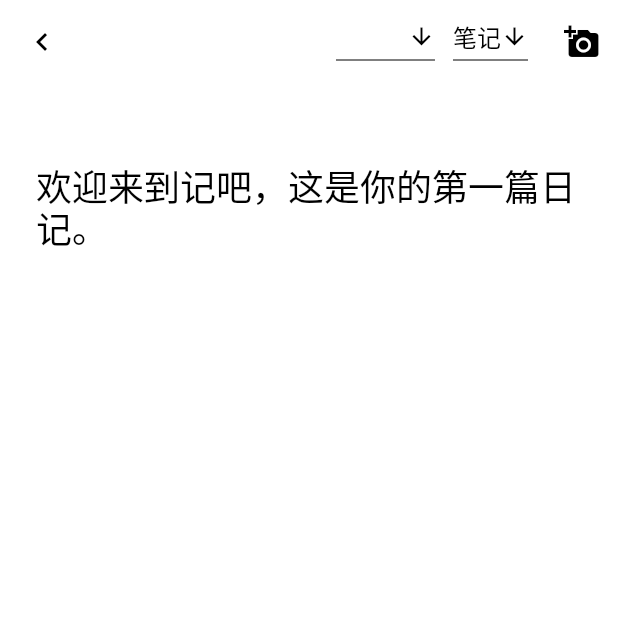
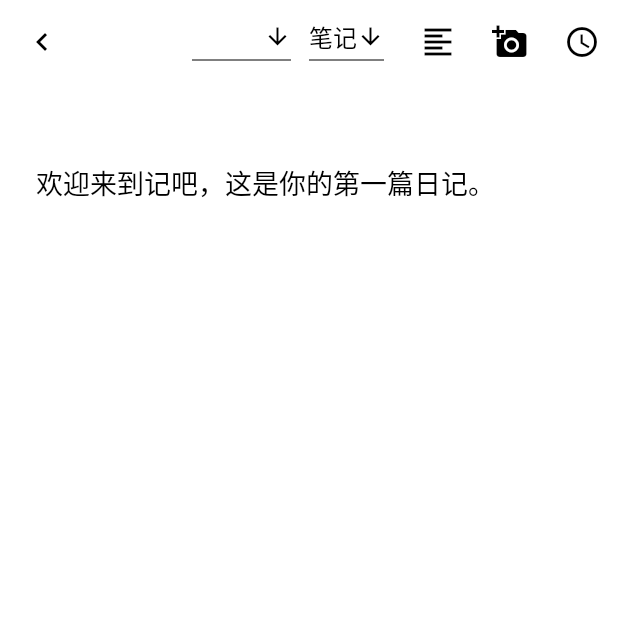
Before and after one commit to Livinglist/Yanji, a Flutter app: the screen it shows after launch, after a tap on the "edit" icon, on a phone screen of 412 x 824 dp, the top half of it. Run offline on Flutter 3.47's test engine with Material 2 defaults, Android fonts, the phone set to English and light mode, and no system bars; our stand-ins replace image_picker, permission_handler, photo_view, rxdart, shared_preferences and 2 more; missing offline and left inert: dart:ffi; accounts and stored records are empty; Roboto replaces fonts that are missing (noto).

Commit message:
Add text align

```diff
--- a/lib/helpers/datetime_helpers.dart
+++ b/lib/helpers/datetime_helpers.dart
@@ -31,7 +31,28 @@ extension DatetimeStringify on DateTime {
       case '9':
         return '九';
       case '0':
-        return '〇';
+        return '零';
+      default:
+        throw Exception("Unmatched month");
+    }
+  }
+
+  String _numToChineseWeekDay(int num) {
+    switch (num) {
+      case 1:
+        return '一';
+      case 2:
+        return '二';
+      case 3:
+        return '三';
+      case 4:
+        return '四';
+      case 5:
+        return '五';
+      case 6:
+        return '六';
+      case 7:
+        return '天';
       default:
         throw Exception("Unmatched month");
     }
@@ -68,17 +89,21 @@ extension DatetimeStringify on DateTime {
     }
   }
 
-  String _dayToChineseString(int num) {
+  String _numToChinese(int num) {
     String str = '';
 
-    if (num > 30) {
-      str = '三十' + _numToChineseString(num.toString()[1]);
-    }
-    if (num > 20) {
-      str = '二十' + _numToChineseString(num.toString()[1]);
-    }
-    if (num > 30) {
-      str = '十' + _numToChineseString(num.toString()[1]);
+    if (num >= 60) {
+      str = '六十' + (num % 10 == 0 ? '' : _numToChineseString(num.toString()[1]));
+    } else if (num >= 50) {
+      str = '五十' + (num % 10 == 0 ? '' : _numToChineseString(num.toString()[1]));
+    } else if (num >= 40) {
+      str = '四十' + (num % 10 == 0 ? '' : _numToChineseString(num.toString()[1]));
+    } else if (num >= 30) {
+      str = '三十' + (num % 10 == 0 ? '' : _numToChineseString(num.toString()[1]));
+    } else if (num >= 20) {
+      str = '二十' + (num % 10 == 0 ? '' : _numToChineseString(num.toString()[1]));
+    } else if (num >= 10) {
+      str = '十' + (num % 10 == 0 ? '' : _numToChineseString(num.toString()[1]));
     } else {
       str = _numToChineseString(num.toString()[0]);
     }
@@ -118,7 +143,33 @@ extension DatetimeStringify on DateTime {
   }
 
   String toDisplayString() {
-    return "${this.yearString} ${this.monthString} ${_dayToChineseString(this.day)}日";
+    return "${this.yearString} ${this.monthString} ${_numToChinese(this.day)}日 周${_numToChineseWeekDay(this.weekday)}";
+  }
+
+  String toChineseTimeString() {
+    int hour = this.hour;
+    int minute = this.minute;
+    String prefix = '';
+
+    if (hour >= 12) {
+      hour = hour - 12;
+
+      if (hour <= 5) {
+        prefix = '下午';
+      } else if (hour <= 12) {
+        prefix = '傍晚';
+      }
+    } else {
+      if (hour < 6) {
+        prefix = '凌晨';
+      } else if (hour <= 11) {
+        prefix = '早晨';
+      } else if (hour <= 12) {
+        prefix = '中午';
+      }
+    }
+
+    return "$prefix${_numToChinese(hour)}時${minute < 10 ? '零' : ''}${_numToChinese(minute)}分";
   }
 
   bool isTheSameDay(DateTime dateTime) {
--- a/lib/models/journal.dart
+++ b/lib/models/journal.dart
@@ -2,6 +2,7 @@ import 'dart:ffi';
 import 'dart:io';
 
 import 'package:path_provider/path_provider.dart';
+import 'package:flutter/material.dart' show TextAlign;
 
 import 'package:jiba/ui/components/journal_overview_card.dart';
 import 'package:jiba/helpers/datetime_helpers.dart';
@@ -14,13 +15,7 @@ const String liu = 'liu';
 const String zhi = 'zhi';
 const String long = 'long';
 
-const Map<String, String> fontNames = {
-  'noto':'笔记',
-  'ma':'飘逸',
-  'liu':'放纵',
-  'zhi':'随性',
-  'long':'得体'
-};
+const Map<String, String> fontNames = {'noto': '笔记', 'ma': '飘逸', 'liu': '放纵', 'zhi': '随性', 'long': '得体'};
 
 class Journal extends Comparable<Journal> {
   ///The id of the journal.
@@ -50,6 +45,8 @@ class Journal extends Comparable<Journal> {
   double longitude;
   double latitude;
 
+  TextAlign textAlign;
+
   ///Whether or not the journal has an image attached.
   bool get hasImage => this.imageBytes == null ? false : true;
 
@@ -68,7 +65,8 @@ class Journal extends Comparable<Journal> {
       this.weatherCode,
       this.longitude,
       this.latitude,
-      this.location})
+      this.location,
+      this.textAlign = TextAlign.left})
       : assert(content != null || imageBytes != null) {
     if (createdDate == null) {
       _createdDate = DateTime.now().toUtc();
@@ -93,7 +91,8 @@ class Journal extends Comparable<Journal> {
         'WeatherCode': this.weatherCode,
         'FontFamily': this.fontFamily,
         'ImageBytes': this.imageBytes,
-        'IsBookmarked':this.isBookmarked?1:0
+        'IsBookmarked': this.isBookmarked ? 1 : 0,
+        'textAlign': this.textAlign.index
       };
 
   Journal.fromMap(Map map) {
@@ -107,6 +106,7 @@ class Journal extends Comparable<Journal> {
     this.fontFamily = map['FontFamily'];
     this.imageBytes = map['ImageBytes'];
     this.isBookmarked = (map['IsBookmarked'] as int) == 1 ? true : false;
+    this.textAlign = (map['TextAlign'] as int) == null ? TextAlign.left : TextAlign.values.elementAt(map['TextAlign'] as int);
   }
 
   @override
--- a/lib/ui/components/journal_overview_card.dart
+++ b/lib/ui/components/journal_overview_card.dart
@@ -77,7 +77,8 @@ class _JournalOverviewCardState extends State<JournalOverviewCard> with SingleTi
                 child: Text(
                   widget.journal.content ?? '',
                   maxLines: maxLines,
-                  style: TextStyle(fontSize: 18, fontFamily: widget.journal.fontFamily, fontWeight: FontWeight.normal),
+                  style: TextStyle(
+                      fontSize: widget.journal.fontFamily == noto ? 18 : 24, fontFamily: widget.journal.fontFamily, fontWeight: FontWeight.normal),textAlign: widget.journal.textAlign,
                 ),
               ),
               SizedBox(
@@ -106,7 +107,7 @@ class _JournalOverviewCardState extends State<JournalOverviewCard> with SingleTi
                         alignment: Alignment.bottomRight,
                         child: Text(
                           widget.journal.createdDate.toDisplayString() ?? '11.03.1998',
-                          style: TextStyle(color: Colors.black54, fontSize: 14, fontStyle: FontStyle.italic, fontWeight: FontWeight.normal),
+                          style: TextStyle(color: Colors.black54, fontSize: 14, fontWeight: FontWeight.normal),
                         ),
                       ),
                     )
@@ -216,7 +217,7 @@ class _JournalOverviewCardState extends State<JournalOverviewCard> with SingleTi
                   child: Text(
                     widget.journal.content,
                     maxLines: 4,
-                    style: TextStyle(fontSize: 24, fontFamily: widget.journal.fontFamily, fontWeight: FontWeight.normal),
+                    style: TextStyle(fontSize: widget.journal.fontFamily == noto ? 18 : 24, fontFamily: widget.journal.fontFamily, fontWeight: FontWeight.normal),textAlign: widget.journal.textAlign,
                   ),
                 ),
               ),
--- a/lib/ui/journal_edit_page.dart
+++ b/lib/ui/journal_edit_page.dart
@@ -12,7 +12,7 @@ import 'package:jiba/models/journal.dart';
 import 'package:path_provider/path_provider.dart';
 import 'package:permission_handler/permission_handler.dart';
 
-TextStyle smallTextStyle = TextStyle(color: Colors.black, fontSize: 14, fontStyle: FontStyle.italic, fontWeight: FontWeight.normal);
+TextStyle smallTextStyle = TextStyle(color: Colors.black, fontSize: 14, fontWeight: FontWeight.normal);
 
 class JournalEditPage extends StatefulWidget {
   ///Weather or not there was a early version of today's journal.
@@ -48,6 +48,8 @@ class JournalEditPageState extends State<JournalEditPage> {
   String location, weatherCode = '01d';
 
   String dropdownFontFamilyValue = noto;
+
+  TextAlign textAlign = TextAlign.left;
 
   File imageFile;
 
@@ -163,7 +165,7 @@ class JournalEditPageState extends State<JournalEditPage> {
                                     duration: Duration(milliseconds: 600),
                                     opacity: dateOpacity,
                                     child: Text(DateTime.now().toDisplayString(),
-                                        style: TextStyle(color: fontColor, fontSize: 14, fontStyle: FontStyle.italic, fontWeight: FontWeight.normal)),
+                                        style: TextStyle(color: fontColor, fontSize: 14, fontWeight: FontWeight.normal)),
                                   ),
                                 ],
                               )),
@@ -236,7 +238,17 @@ class JournalEditPageState extends State<JournalEditPage> {
                             SizedBox(
                               width: 12,
                             ),
+                            IconButton(icon: textAlignToIcon(), onPressed: onAlignPressed),
                             IconButton(icon: Icon(Icons.add_a_photo), onPressed: onAddPhotoPressed),
+                            IconButton(
+                                icon: Icon(Icons.access_time),
+                                onPressed: () {
+                                  int pos = textEditingController.selection.start;
+                                  if (pos != -1) {
+                                    String chineseTimeString = DateTime.now().toChineseTimeString();
+                                    textEditingController.text = textEditingController.text.replaceRange(pos, pos, chineseTimeString);
+                                  }
+                                }),
                             //IconButton(icon: Icon(Icons.done), onPressed: onDonePressed),
                           ],
                         ),
@@ -260,6 +272,7 @@ class JournalEditPageState extends State<JournalEditPage> {
                               controller: textEditingController,
                               minLines: 40,
                               maxLines: 50,
+                              textAlign: textAlign,
                               cursorColor: fontColor,
                               decoration: InputDecoration(
                                 focusColor: Colors.transparent,
@@ -272,7 +285,8 @@ class JournalEditPageState extends State<JournalEditPage> {
                                   borderSide: BorderSide.none,
                                 ),
                               ),
-                              style: TextStyle(fontSize: 24, fontFamily: dropdownFontFamilyValue, color: fontColor),
+                              style: TextStyle(
+                                  fontSize: dropdownFontFamilyValue == noto ? 18 : 24, fontFamily: dropdownFontFamilyValue, color: fontColor),
                             ),
                           )
                         ],
@@ -367,7 +381,8 @@ class JournalEditPageState extends State<JournalEditPage> {
           location: tempJournal.location,
           longitude: tempJournal.longitude,
           latitude: tempJournal.latitude,
-          imageBytes: imageBytes));
+          imageBytes: imageBytes,
+          textAlign: textAlign));
     } else {
       if (!(imageBytes == null && textEditingController.text.isEmpty)) {
         journalBloc.addJournal(Journal(
@@ -379,7 +394,8 @@ class JournalEditPageState extends State<JournalEditPage> {
             location: location,
             longitude: longitude,
             latitude: latitude,
-            imageBytes: imageBytes));
+            imageBytes: imageBytes,
+            textAlign: textAlign));
       }
     }
   }
@@ -401,6 +417,7 @@ class JournalEditPageState extends State<JournalEditPage> {
           imageFile = temp;
           this.imageBytes = bytes;
           photoAttached = true;
+          textAlign = tempJournal.textAlign;
         });
       });
     } else {
@@ -411,6 +428,7 @@ class JournalEditPageState extends State<JournalEditPage> {
         location = tempJournal.location;
         weatherCode = tempJournal.weatherCode;
         locationOpacity = 1;
+        textAlign = tempJournal.textAlign;
       });
     }
   }
@@ -449,13 +467,13 @@ class JournalEditPageState extends State<JournalEditPage> {
                       this.imageBytes = null;
                     });
                   },
-                  child: Text('删除'))
+                  child: Text('删除', style: TextStyle(fontFamily: noto)))
             ],
             cancelButton: CupertinoActionSheetAction(
                 onPressed: () {
                   Navigator.pop(context);
                 },
-                child: Text('取消')),
+                child: Text('取消', style: TextStyle(fontFamily: noto))),
           );
         });
   }
@@ -464,4 +482,36 @@ class JournalEditPageState extends State<JournalEditPage> {
     Navigator.pop(context);
     saveContent();
   }
+
+  void onAlignPressed() {
+    setState(() {
+      switch (textAlign) {
+        case TextAlign.left:
+          textAlign = TextAlign.center;
+
+          break;
+        case TextAlign.center:
+          textAlign = TextAlign.right;
+          break;
+        case TextAlign.right:
+          textAlign = TextAlign.left;
+          break;
+        default:
+          throw Exception("Unmatched textAlign");
+      }
+    });
+  }
+
+  Icon textAlignToIcon() {
+    switch (textAlign) {
+      case TextAlign.left:
+        return Icon(Icons.format_align_left);
+      case TextAlign.center:
+        return Icon(Icons.format_align_center);
+      case TextAlign.right:
+        return Icon(Icons.format_align_right);
+      default:
+        return Icon(Icons.format_align_left);
+    }
+  }
 }
--- a/lib/ui/stat_page.dart
+++ b/lib/ui/stat_page.dart
@@ -24,6 +24,13 @@ class _StatPageState extends State<StatPage> {
           stream: journalBloc.allJournals,
           builder: (_, AsyncSnapshot<List<Journal>> snapshot) {
             if (snapshot.hasData) {
+              DateTime now = DateTime.now();
+
+              var todayInHistory = snapshot.data.reversed.where((e) {
+                var created = e.createdDate;
+                return created.day == now.day && created.isTheSameDay(now) == false;
+              }).toList();
+
               return SingleChildScrollView(
                 child: Column(
                   children: <Widget>[
@@ -50,7 +57,7 @@ class _StatPageState extends State<StatPage> {
                     SectionHeader(
                       headerText: "过往今日",
                     ),
-                    if (snapshot.data.isEmpty)
+                    if (todayInHistory.isEmpty)
                       Container(
                         height: 220,
                         width: double.infinity,
@@ -61,7 +68,7 @@ class _StatPageState extends State<StatPage> {
                           ),
                         ),
                       ),
-                    ...buildChildren(snapshot.data)
+                    ...buildChildren(todayInHistory)
                   ],
                 ),
               );
@@ -72,6 +79,6 @@ class _StatPageState extends State<StatPage> {
   }
 
   List<Widget> buildChildren(List<Journal> journals) {
-    return journals.reversed.map((e) => JournalOverviewCard(journal: e, lengthRestricted: true)).toList();
+    return journals.map((e) => JournalOverviewCard(journal: e, lengthRestricted: true)).toList();
   }
 }
```
Also changed, not shown: lib/ui/journal_detail_page.dart (+9 -5 lines), 2 other files.
